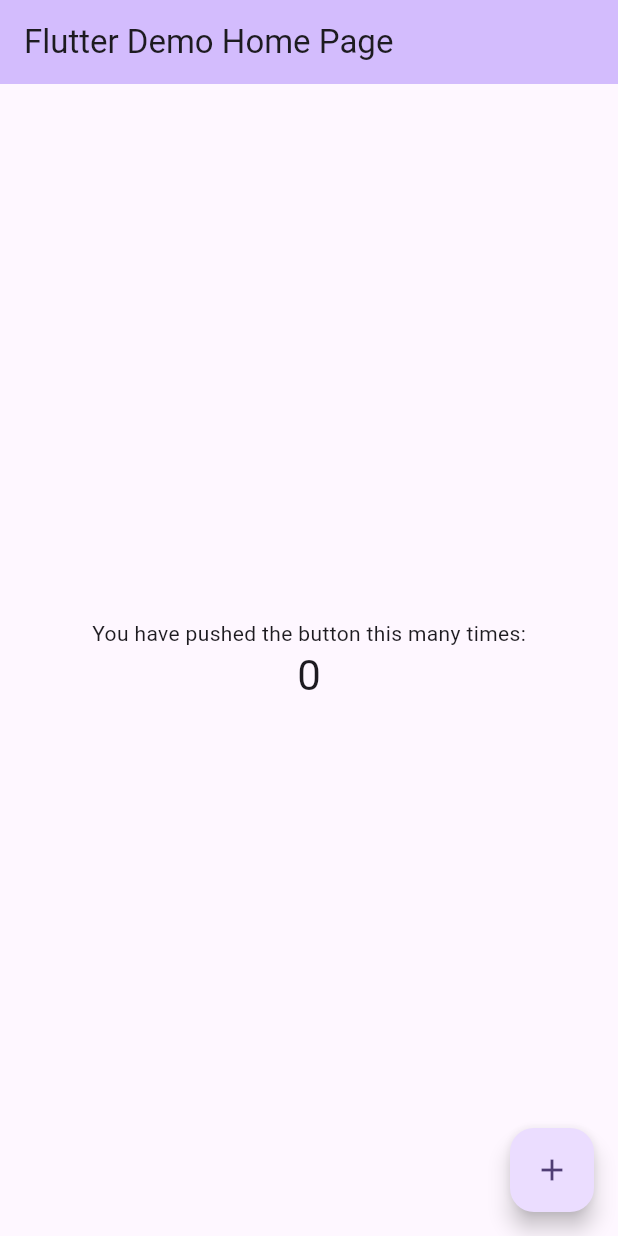
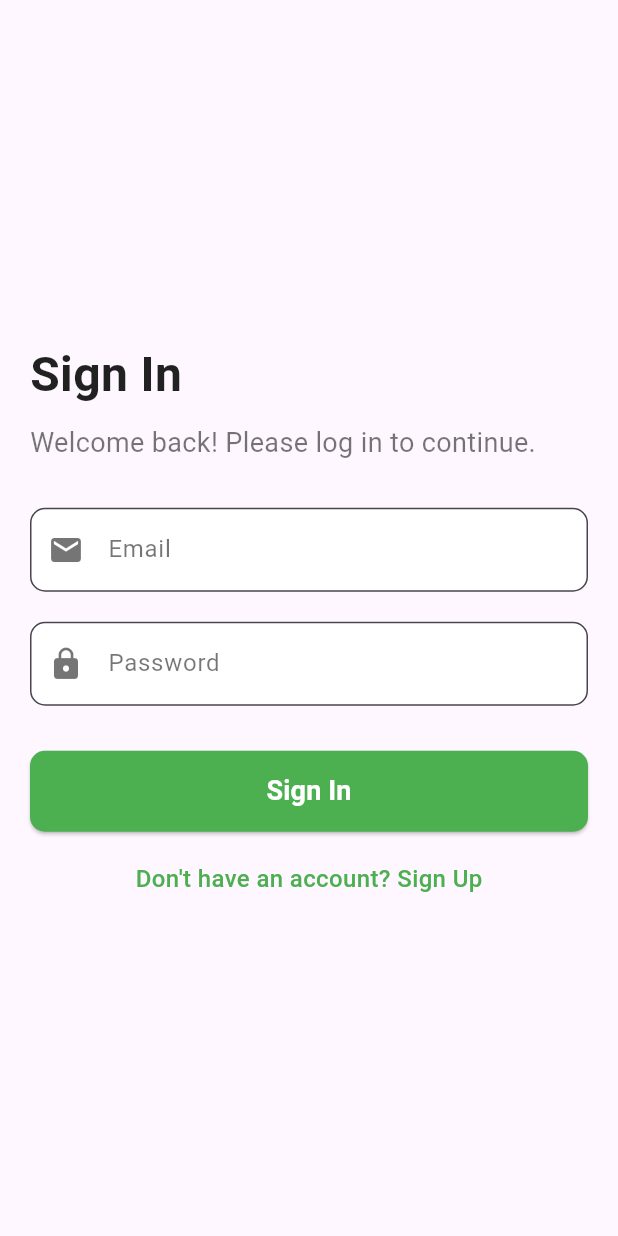
Before and after one commit to MAD-KU/fitness-bingo-app, a Flutter app: the screen it shows after launch, on a phone screen of 412 x 824 dp. Run offline on Flutter 3.47's test engine with Material 3 defaults, Android fonts, the phone set to English and light mode, and no system bars; our stand-ins replace cloud_firestore, firebase_auth, firebase_core; accounts and stored records are empty.

Commit message:
signup and signin with firebase authentication

```diff
--- a/lib/main.dart
+++ b/lib/main.dart
@@ -1,6 +1,14 @@
+import 'package:application/screens/signin_screen.dart';
 import 'package:flutter/material.dart';
 
-void main() {
+import 'package:firebase_core/firebase_core.dart';
+import 'firebase_options.dart';
+
+void main() async {
+  WidgetsFlutterBinding.ensureInitialized();
+  await Firebase.initializeApp(
+    options: DefaultFirebaseOptions.currentPlatform,
+  );
   runApp(const MyApp());
 }
 
@@ -31,95 +39,7 @@ class MyApp extends StatelessWidget {
         colorScheme: ColorScheme.fromSeed(seedColor: Colors.deepPurple),
         useMaterial3: true,
       ),
-      home: const MyHomePage(title: 'Flutter Demo Home Page'),
+      home: SigninScreen(),
     );
   }
 }
-
-class MyHomePage extends StatefulWidget {
-  const MyHomePage({super.key, required this.title});
-
-  // This widget is the home page of your application. It is stateful, meaning
-  // that it has a State object (defined below) that contains fields that affect
-  // how it looks.
-
-  // This class is the configuration for the state. It holds the values (in this
-  // case the title) provided by the parent (in this case the App widget) and
-  // used by the build method of the State. Fields in a Widget subclass are
-  // always marked "final".
-
-  final String title;
-
-  @override
-  State<MyHomePage> createState() => _MyHomePageState();
-}
-
-class _MyHomePageState extends State<MyHomePage> {
-  int _counter = 0;
-
-  void _incrementCounter() {
-    setState(() {
-      // This call to setState tells the Flutter framework that something has
-      // changed in this State, which causes it to rerun the build method below
-      // so that the display can reflect the updated values. If we changed
-      // _counter without calling setState(), then the build method would not be
-      // called again, and so nothing would appear to happen.
-      _counter++;
-    });
-  }
-
-  @override
-  Widget build(BuildContext context) {
-    // This method is rerun every time setState is called, for instance as done
-    // by the _incrementCounter method above.
-    //
-    // The Flutter framework has been optimized to make rerunning build methods
-    // fast, so that you can just rebuild anything that needs updating rather
-    // than having to individually change instances of widgets.
-    return Scaffold(
-      appBar: AppBar(
-        // TRY THIS: Try changing the color here to a specific color (to
-        // Colors.amber, perhaps?) and trigger a hot reload to see the AppBar
-        // change color while the other colors stay the same.
-        backgroundColor: Theme.of(context).colorScheme.inversePrimary,
-        // Here we take the value from the MyHomePage object that was created by
-        // the App.build method, and use it to set our appbar title.
-        title: Text(widget.title),
-      ),
-      body: Center(
-        // Center is a layout widget. It takes a single child and positions it
-        // in the middle of the parent.
-        child: Column(
-          // Column is also a layout widget. It takes a list of children and
-          // arranges them vertically. By default, it sizes itself to fit its
-          // children horizontally, and tries to be as tall as its parent.
-          //
-          // Column has various properties to control how it sizes itself and
-          // how it positions its children. Here we use mainAxisAlignment to
-          // center the children vertically; the main axis here is the vertical
-          // axis because Columns are vertical (the cross axis would be
-          // horizontal).
-          //
-          // TRY THIS: Invoke "debug painting" (choose the "Toggle Debug Paint"
-          // action in the IDE, or press "p" in the console), to see the
-          // wireframe for each widget.
-          mainAxisAlignment: MainAxisAlignment.center,
-          children: <Widget>[
-            const Text(
-              'You have pushed the button this many times:',
-            ),
-            Text(
-              '$_counter',
-              style: Theme.of(context).textTheme.headlineMedium,
-            ),
-          ],
-        ),
-      ),
-      floatingActionButton: FloatingActionButton(
-        onPressed: _incrementCounter,
-        tooltip: 'Increment',
-        child: const Icon(Icons.add),
-      ), // This trailing comma makes auto-formatting nicer for build methods.
-    );
-  }
-}
--- /dev/null
+++ b/lib/screens/signin_screen.dart
@@ -0,0 +1,197 @@
+import 'package:application/screens/signup_screen.dart';
+import 'package:flutter/material.dart';
+
+import '../services/auth_service.dart';
+
+class SigninScreen extends StatefulWidget {
+  const SigninScreen({Key? key}) : super(key: key);
+
+  @override
+  State<SigninScreen> createState() => _SigninScreenState();
+}
+
+class _SigninScreenState extends State<SigninScreen> {
+  final AuthService _authService = AuthService();
+
+  final _formKey = GlobalKey<FormState>();
+  final TextEditingController emailController = TextEditingController();
+  final TextEditingController passwordController = TextEditingController();
+  bool isLoading = false;
+
+  Future<void> signIn() async {
+    var email = emailController.text;
+    var password = passwordController.text;
+
+    setState(() => isLoading = true);
+
+    String? result = await _authService.signin(
+      email: email,
+      password: password,
+    );
+
+    setState(() => isLoading = false);
+
+    if (result == 'admin') {
+      ScaffoldMessenger.of(context).showSnackBar(SnackBar(
+        content: Text('Login Successfull: $result'),
+      ));
+      // Navigator.pushReplacement(
+      //   context,
+      //   MaterialPageRoute(
+      //     builder: (context) => const AdminScreen(),
+      //   ),
+      // );
+    } else if (result == 'user') {
+      ScaffoldMessenger.of(context).showSnackBar(SnackBar(
+        content: Text('Login Successfull: $result'),
+      ));
+      // Navigator.pushReplacement(
+      //   context,
+      //   MaterialPageRoute(
+      //     builder: (context) => const UserScreen(),
+      //   ),
+      // );
+    } else {
+      ScaffoldMessenger.of(context).showSnackBar(SnackBar(
+        content: Text('Login Failed: $result'),
+      ));
+    }
+  }
+
+  @override
+  Widget build(BuildContext context) {
+    return Scaffold(
+      body: Stack(
+        children: [
+          Container(
+            decoration: const BoxDecoration(
+                // gradient: LinearGradient(
+                //   colors: [Color(0xFFB2F9FC), Color(0xFFC4C4C4BB)],
+                //   begin: Alignment.bottomRight,
+                //   end: Alignment.topLeft,
+                // ),
+                ),
+          ),
+          Center(
+            child: SingleChildScrollView(
+              padding: const EdgeInsets.all(20.0),
+              child: Column(
+                mainAxisSize: MainAxisSize.min,
+                crossAxisAlignment: CrossAxisAlignment.start,
+                children: [
+                  const Text(
+                    "Sign In",
+                    style: TextStyle(
+                      fontSize: 32,
+                      fontWeight: FontWeight.bold,
+                      color: Colors.black87,
+                    ),
+                  ),
+                  const SizedBox(height: 10),
+                  const Text(
+                    "Welcome back! Please log in to continue.",
+                    style: TextStyle(
+                      fontSize: 18,
+                      color: Colors.black54,
+                    ),
+                  ),
+                  const SizedBox(height: 30),
+                  TextFormField(
+                    controller: emailController,
+                    style: const TextStyle(color: Colors.black87),
+                    decoration: InputDecoration(
+                      labelText: 'Email',
+                      labelStyle: const TextStyle(color: Colors.black54),
+                      prefixIcon:
+                          const Icon(Icons.email, color: Colors.black54),
+                      filled: true,
+                      fillColor: Colors.white,
+                      border: OutlineInputBorder(
+                        borderRadius: BorderRadius.circular(10),
+                        // borderSide: BorderSide.none,
+                      ),
+                    ),
+                    keyboardType: TextInputType.emailAddress,
+                    validator: (value) {
+                      if (value == null ||
+                          value.isEmpty ||
+                          !value.contains('@')) {
+                        return 'Enter a valid email';
+                      }
+                      return null;
+                    },
+                  ),
+                  const SizedBox(height: 20),
+                  TextFormField(
+                    controller: passwordController,
+                    style: const TextStyle(color: Colors.black87),
+                    obscureText: true,
+                    decoration: InputDecoration(
+                      labelText: 'Password',
+                      labelStyle: const TextStyle(color: Colors.black54),
+                      prefixIcon: const Icon(Icons.lock, color: Colors.black54),
+                      filled: true,
+                      fillColor: Colors.white,
+                      border: OutlineInputBorder(
+                        borderRadius: BorderRadius.circular(10),
+                        // borderSide: BorderSide.none,
+                      ),
+                    ),
+                    validator: (value) {
+                      if (value == null || value.length < 6) {
+                        return 'Password must be at least 6 characters';
+                      }
+                      return null;
+                    },
+                  ),
+                  const SizedBox(height: 30),
+                  SizedBox(
+                    width: double.infinity,
+                    child: ElevatedButton(
+                      onPressed: isLoading ? null : signIn,
+                      style: ElevatedButton.styleFrom(
+                        backgroundColor: const Color(0xFF4CAF50),
+                        padding: const EdgeInsets.symmetric(vertical: 14),
+                        shape: RoundedRectangleBorder(
+                          borderRadius: BorderRadius.circular(10),
+                        ),
+                      ),
+                      child: isLoading
+                          ? const CircularProgressIndicator(color: Colors.white)
+                          : const Text(
+                              'Sign In',
+                              style: TextStyle(
+                                  fontSize: 18,
+                                  fontWeight: FontWeight.bold,
+                                  color: Colors.white),
+                            ),
+                    ),
+                  ),
+                  const SizedBox(height: 20),
+                  Center(
+                    child: GestureDetector(
+                      onTap: () {
+                        Navigator.pushReplacement(
+                            context,
+                            MaterialPageRoute(
+                                builder: (context) => const SignupScreen()));
+                      },
+                      child: const Text(
+                        "Don't have an account? Sign Up",
+                        style: TextStyle(
+                          fontSize: 16,
+                          fontWeight: FontWeight.w500,
+                          color: Color(0xFF4CAF50),
+                        ),
+                      ),
+                    ),
+                  )
+                ],
+              ),
+            ),
+          ),
+        ],
+      ),
+    );
+  }
+}
--- /dev/null
+++ b/lib/services/auth_service.dart
@@ -0,0 +1,58 @@
+import 'package:cloud_firestore/cloud_firestore.dart';
+import 'package:firebase_auth/firebase_auth.dart';
+
+class AuthService {
+  final FirebaseAuth _auth = FirebaseAuth.instance;
+  final FirebaseFirestore _firestore = FirebaseFirestore.instance;
+
+  Future<String?> signup({
+    required String name,
+    required String email,
+    required String password,
+    required String role,
+  }) async {
+    try {
+      UserCredential userCredential =
+          await _auth.createUserWithEmailAndPassword(
+        email: email.trim(),
+        password: password.trim(),
+      );
+
+      await _firestore.collection('users').doc(userCredential.user!.uid).set({
+        'name': name.trim(),
+        'email': email.trim(),
+        'role': role,
+      });
+
+      return null;
+    } catch (e) {
+      return e.toString();
+    }
+  }
+
+  Future<String?> signin({
+    required String email,
+    required String password,
+  }) async {
+    try {
+      UserCredential userCredential = await _auth.signInWithEmailAndPassword(
+        email: email.trim(),
+        password: password.trim(),
+      );
+
+      DocumentSnapshot user = await _firestore
+          .collection('users')
+          .doc(userCredential.user!.uid)
+          .get();
+
+      return user['role'];
+    } catch (e) {
+      return e.toString();
+    }
+  }
+
+
+  signOut() async {
+    _auth.signOut();
+  }
+}
--- a/pubspec.yaml
+++ b/pubspec.yaml
@@ -35,6 +35,9 @@ dependencies:
   # The following adds the Cupertino Icons font to your application.
   # Use with the CupertinoIcons class for iOS style icons.
   cupertino_icons: ^1.0.8
+  firebase_core: ^3.4.0
+  firebase_auth: ^5.2.0
+  cloud_firestore: ^5.4.0
 
 dev_dependencies:
   flutter_test:
```
Also changed, not shown: lib/screens/signup_screen.dart (added, +242 -0 lines), firebase.json (added), lib/firebase_options.dart (added), pubspec.lock, 3 other files.
